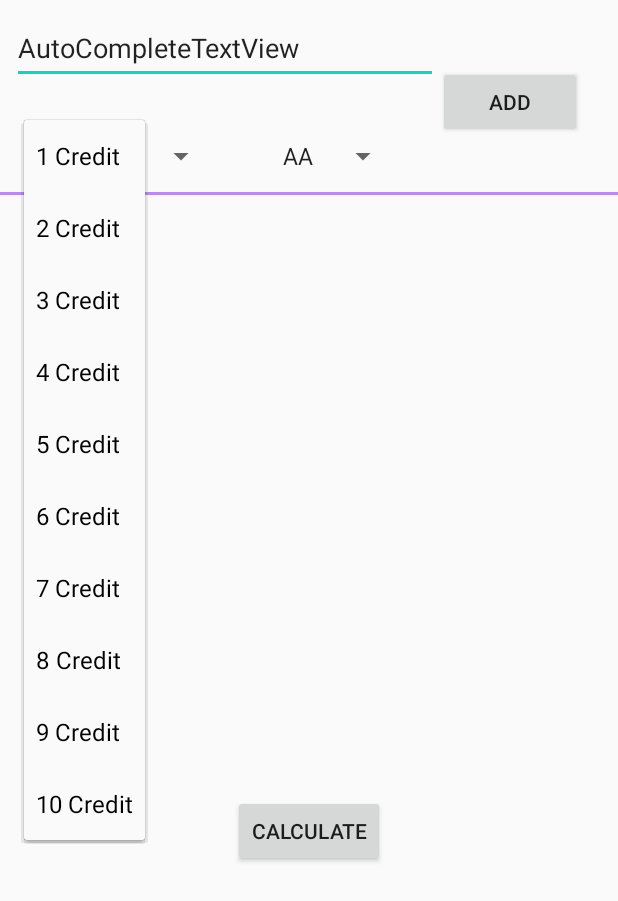
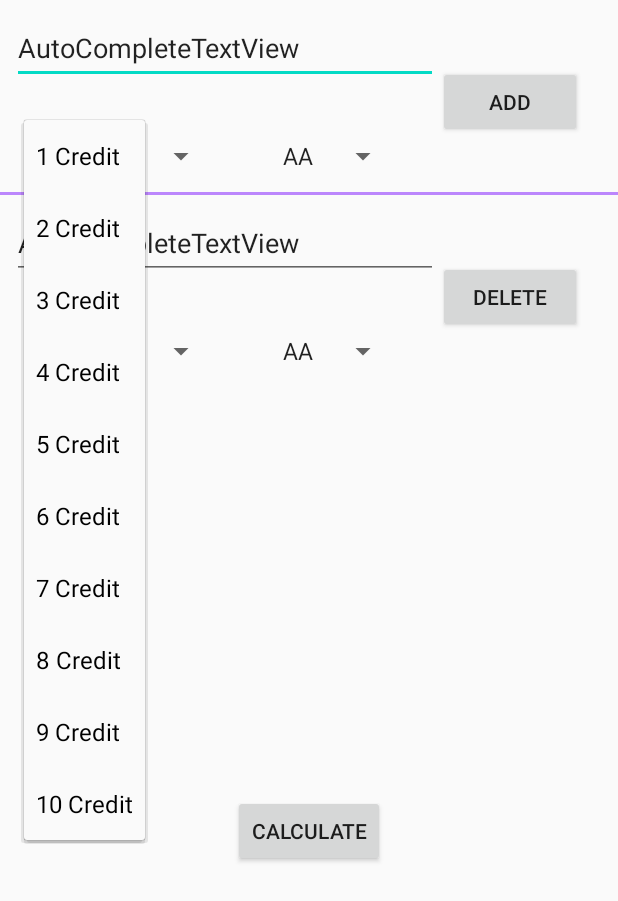
Before and after one commit to serhatzengin/Calculate_Average, an Android app: the screen it shows after launch (MainActivity), after a tap on "1 Credit", on a phone screen of 412 x 824 dp. Shown: the top 901 px of the screen. Run offline under Robolectric (Android 15) with nearby library versions, the phone set to English and light mode, and no system bars; 1 other tap on this screen came first.

Commit message:
Ders Eklendi
Dersin adı, kredisi ve harf notu ekle tuşuna basıldığı zaman listeye ekleniyor

```diff
--- a/app/build.gradle
+++ b/app/build.gradle
@@ -1,6 +1,7 @@
 plugins {
     id 'com.android.application'
     id 'kotlin-android'
+    id 'kotlin-android-extensions'
 }
 
 android {
--- a/app/src/main/res/layout/activity_main.xml
+++ b/app/src/main/res/layout/activity_main.xml
@@ -61,8 +61,17 @@
     </View>
 
     <ScrollView
+
         android:layout_width="match_parent"
         android:layout_height="400dp">
+
+        <LinearLayout
+            android:id="@+id/rootLayout"
+            android:layout_width="match_parent"
+            android:layout_height="wrap_content"
+            android:orientation="vertical">
+
+        </LinearLayout>
 
     </ScrollView>
 
--- a/app/src/main/res/layout/new_lesson_layout.xml
+++ b/app/src/main/res/layout/new_lesson_layout.xml
@@ -12,7 +12,7 @@
         android:layout_height="48dp"
         android:layout_marginTop="44dp"
         android:layout_marginEnd="24dp"
-        android:text="Add"
+        android:text="Delete"
         app:layout_constraintEnd_toEndOf="parent"
         app:layout_constraintTop_toTopOf="parent" />
 
```
Also changed, not shown: app/src/main/java/com/example/calculate_average/MainActivity.kt (+53 -0 lines).
